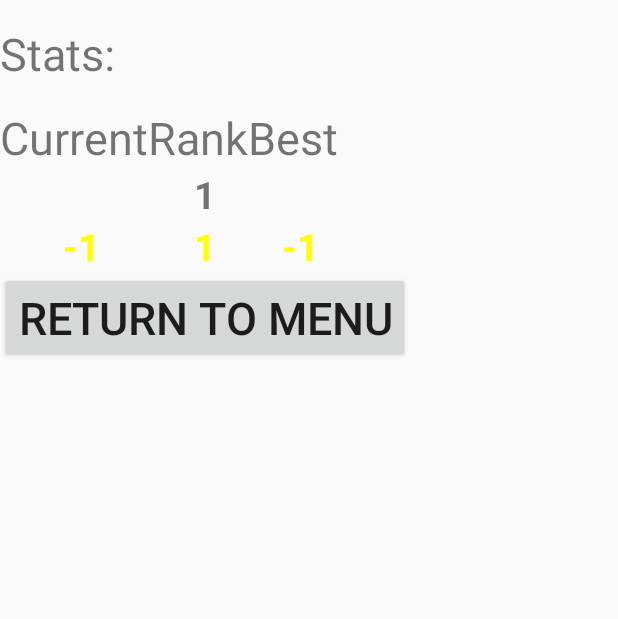
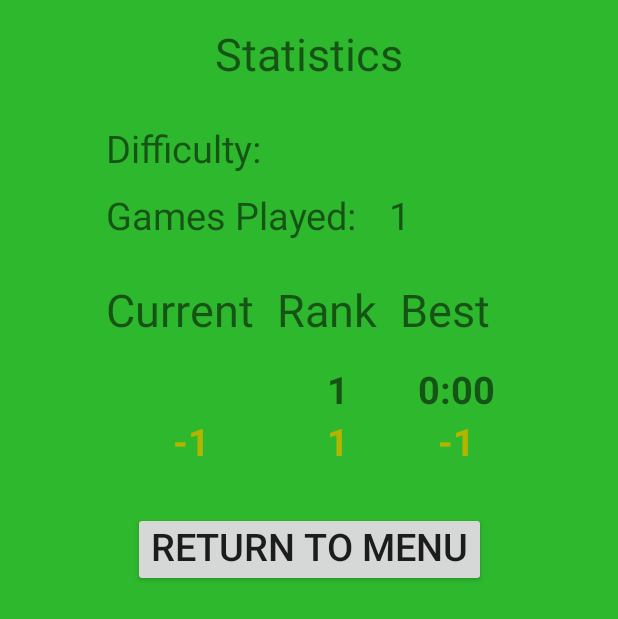
Before and after one commit to peteu1/Spider, an Android app: the StatsActivity screen opened directly, with no data from a screen before it, on a phone screen of 412 x 824 dp. Shown: the top 619 px of the screen. Run offline under Robolectric (Android 15) with nearby library versions, the phone set to English and light mode, and no system bars; 3 statements that could not run were skipped.

Commit message:
Improve game over screen and stats history tracking

```diff
--- a/app/src/main/java/com/example/peter/spider/Game/StatsActivity.java
+++ b/app/src/main/java/com/example/peter/spider/Game/StatsActivity.java
@@ -4,6 +4,7 @@ import android.app.Activity;
 import android.content.Intent;
 import android.graphics.Color;
 import android.os.Bundle;
+import android.support.constraint.ConstraintLayout;
 import android.util.Log;
 import android.view.View;
 import android.widget.Button;
@@ -25,8 +26,8 @@ public class StatsActivity extends Activity implements View.OnClickListener {
     private final String TAG = "StatsActivity";
     // NOTE: Actual files will be prepended with difficulty integer
     public static final String STATS_HISTORY_FILE_NAME = "_stats_history.txt";
-    public static final String HIGH_SCORE_FILE_NAME = "_high_score.txt";
-    private int difficulty;
+    private String statsFileName;
+    private File statsFile;
     private Button menu;
     private String currentTime, bestTime;
     private int currentMoves, bestMoves;
@@ -37,9 +38,13 @@ public class StatsActivity extends Activity implements View.OnClickListener {
         super.onCreate(savedInstanceState);
         setContentView(R.layout.activity_stats);
 
+        // Initialize buttons
         menu = (Button) findViewById(R.id.menu);
         menu.setOnClickListener(this);
 
+        // Initialize access to Text Views in XML
+        TextView difficultyText = (TextView) findViewById(R.id.tv_difficulty);
+        TextView gamesPlayedText = (TextView) findViewById(R.id.tv_games_played);
         TextView currentTimeText = (TextView) findViewById(R.id.currentTime);
         TextView bestTimeText = (TextView) findViewById(R.id.bestTime);
         TextView rankTimeText = (TextView) findViewById(R.id.rankTime);
@@ -49,33 +54,54 @@ public class StatsActivity extends Activity implements View.OnClickListener {
 
         // Get current time and moves from Intent [from GameView.gameWon()]
         Intent i = getIntent();
-        difficulty = i.getIntExtra("difficulty", 0);
+        int difficulty = i.getIntExtra("difficulty", 0);
         currentTime = i.getStringExtra("currentTime");
         currentMoves = i.getIntExtra("currentMoves", -1);
-        Log.e(TAG, "currentTime:" + currentTime);
 
-        // Add stats to file & get/update high scores
-        addStats();
-        getHighScores();
-        // Update scores in UI
+        // Add stats to file & get high scores, rank
+        statsFileName = difficulty + STATS_HISTORY_FILE_NAME;
+        File filePath = getExternalFilesDir(null);
+        statsFile = new File(filePath, statsFileName);
+        int gamesPlayed = addStats();
+
+        // Update UI
+        String strDifficulty = getDifficultyText(difficulty);
+        difficultyText.setText(strDifficulty);
+        gamesPlayedText.setText(String.valueOf(gamesPlayed));
+        // Set current time, best time, and current time rank
+        int gold = getResources().getColor(R.color.colorHighScore);
         if (currentTime.equals(bestTime)) {
-            // TODO: Use Gold not yellow (yellow looks trashy)
-            currentTimeText.setTextColor(Color.YELLOW);
-            bestTimeText.setTextColor(Color.YELLOW);
-            rankTimeText.setTextColor(Color.YELLOW);
+            currentTimeText.setTextColor(gold);
+            bestTimeText.setTextColor(gold);
+            rankTimeText.setTextColor(gold);
         }
         currentTimeText.setText(currentTime);
         bestTimeText.setText(bestTime);
         rankTimeText.setText(String.valueOf(rankTime));
+
+        // Set current moves, best moves, and current moves rank
         if (currentMoves == bestMoves) {
-            // TODO: Use Gold not yellow (yellow looks trashy)
-            currentMovesText.setTextColor(Color.YELLOW);
-            bestMovesText.setTextColor(Color.YELLOW);
-            rankMovesText.setTextColor(Color.YELLOW);
+            currentMovesText.setTextColor(gold);
+            bestMovesText.setTextColor(gold);
+            rankMovesText.setTextColor(gold);
         }
         currentMovesText.setText(String.valueOf(currentMoves));
         bestMovesText.setText(String.valueOf(bestMoves));
         rankMovesText.setText(String.valueOf(rankMoves));
+    }
+
+    private String getDifficultyText(int difficulty) {
+        switch (difficulty) {
+            case 1:
+                return "Easy";
+            case 2:
+                return "Medium";
+            case 3:
+                return "Hard";
+            case 4:
+                return "Expert";
+        }
+        return "";
     }
 
     @Override
@@ -86,18 +112,59 @@ public class StatsActivity extends Activity implements View.OnClickListener {
             i.addFlags(Intent.FLAG_ACTIVITY_CLEAR_TOP);
             startActivity(i);
         }
+        // TODO: Button to reset all statistics
+        // statsFile.delete();
     }
 
-    private void addStats() {
-        /**
-         * Adds current time/moves to stats history file and get current rank
-         */
-        // TODO: First need to read everything, then re-write with new row
-        File filePath = getExternalFilesDir(null);
-        String statsFileName = String.valueOf(difficulty) + STATS_HISTORY_FILE_NAME;
-        File statsFile = new File(filePath, statsFileName);
+    private int addStats() {
+        // Adds current time/moves to stats history file and get current rank
+        int currentSeconds = convertTime(currentTime);
+        // Read stats file
+        ArrayList<String> data = readStatsFile();
+        // Get current rank & re-write output
+        rankTime = 1; rankMoves = 1;
+        int bestSeconds = currentSeconds;
+        bestMoves = currentMoves;
+        try {
+            FileWriter writer = new FileWriter(statsFile);
+            // Loop through lines of previous data
+            for (String row : data) {
+                Log.e(TAG, "row:" + row);
+                String[] items = row.split(",");
+                try {
+                    int thisSeconds = Integer.parseInt(items[0]);
+                    Log.e(TAG, "thisSeconds:" + String.valueOf(thisSeconds));
+                    if (thisSeconds < currentSeconds) {
+                        rankTime++;  // Increment rank
+                        bestSeconds = Math.min(thisSeconds, bestSeconds);  // Update high score
+                    }
+                    int thisMoves = Integer.parseInt(items[1]);
+                    Log.e(TAG, "thisMoves:" + String.valueOf(thisMoves));
+                    if (thisMoves < currentMoves) {
+                        rankMoves++;  // Increment rank
+                        bestMoves = Math.min(thisMoves, bestMoves);  // Update high score
+                    }
+
+                } catch (Exception e) {
+                    e.printStackTrace();
+                }
+                writer.append(row + "\n");  // Add this line back to stats file
+            }
+            // Add new element to end of stats file
+            writer.append(currentSeconds + "," + currentMoves + "\n");
+            writer.flush();
+            writer.close();
+        } catch (Exception e) {
+            e.printStackTrace();
+        }
+        bestTime = convertTime(bestSeconds);
+        Log.e(TAG, "data size:" + data.size());
+        return data.size() + 1;
+    }
+
+    private ArrayList<String> readStatsFile() {
         // Read in current stats file
-        int length = (int) statsFileName.length();
+        int length = (int) statsFile.length();
         byte[] bytes = new byte[length];
         try {
             FileInputStream in = new FileInputStream(statsFile);
@@ -112,95 +179,12 @@ public class StatsActivity extends Activity implements View.OnClickListener {
             Log.e("login activity", "Can not read file: " + e.toString());
         }
         String rawData = new String(bytes);
-        String[] rows = rawData.split("\n");
-        ArrayList<String> data = new ArrayList<String>(Arrays.asList(rows));
-        Log.e(TAG, "rawData:" + rawData);
-        // Get current rank & re-write output
-        rankTime = 1;
-        rankMoves = 1;
-        int currentSeconds = convertTime(currentTime);
-        try {
-            FileWriter writer = new FileWriter(statsFile);
-            // Loop through lines of previous data
-            for (String row : data) {
-                String[] items = row.split(",");
-                try {
-                    if (convertTime(items[0]) < currentSeconds) {
-                        rankTime++;
-                    }
-                    if (Integer.parseInt(items[1]) < currentMoves) {
-                        rankMoves++;
-                    }
-                } catch (Exception e) {
-                    e.printStackTrace();
-                }
-                // Add line back to stats file
-                writer.append(row + "\n");
-            }
-            // Add new element to end of stats file
-            writer.append(currentTime + "," + currentMoves + "\n");
-            writer.flush();
-            writer.close();
-        } catch (Exception e) {
-            e.printStackTrace();
-        }
-        // TODO: Don't need high score file? Set font gold if rank = 1?
-    }
-
-    private void getHighScores() {
-        /**
-         * Gets best time/moves from high score file
-         * Updates high score file if new high score
-         */
-        File filePath = getExternalFilesDir(null);
-        String highScoreFileName = String.valueOf(difficulty) + HIGH_SCORE_FILE_NAME;
-        File highScoreFile = new File(filePath, highScoreFileName);
-        int length = (int) highScoreFile.length();
-        Log.e(TAG, "highScoreFile length:" + length);
-        if (length > 0) {
-            // Get current high scores
-            byte[] bytes = new byte[length];
-            try {
-                FileInputStream in = new FileInputStream(highScoreFile);
-                try {
-                    in.read(bytes);
-                } finally {
-                    in.close();
-                }
-            } catch (FileNotFoundException e) {
-                Log.e("login activity", "File not found: " + e.toString());
-            } catch (IOException e) {
-                Log.e("login activity", "Can not read file: " + e.toString());
-            }
-            String rawData = new String(bytes);
-            String[] items = rawData.split(",");
-            bestTime = items[0];
-            bestMoves = Integer.parseInt(items[1]);
-            // Update high scores if broken
-            // TODO: don't update bests, so user can see previous best when beaten
-            if (convertTime(currentTime) < convertTime(bestTime)) {
-                bestTime = currentTime;
-            }
-            if (currentMoves < bestMoves) {
-                bestMoves = currentMoves;
-            }
-        } else {
-            // First time playing this difficulty -> new record
-            bestTime = currentTime;
-            bestMoves = currentMoves;
-        }
-        // Update high score file if any new high score
-        if ((currentTime.equals(bestTime)) || (currentMoves == bestMoves)) {
-            try {
-                highScoreFile.delete();
-                FileWriter highScorewriter = new FileWriter(highScoreFile);
-                String newHighScore = bestTime + "," + bestMoves;
-                highScorewriter.append(newHighScore);
-                highScorewriter.flush();
-                highScorewriter.close();
-            } catch (Exception e) {
-                e.printStackTrace();
-            }
+        Log.e(TAG, "rawData: " + rawData);
+        if (rawData.length() > 1) {
+            String[] rows = rawData.split("\n");
+            return new ArrayList<String>(Arrays.asList(rows));
+        } else {  // no data
+            return new ArrayList<String>();
         }
     }
 
@@ -208,4 +192,10 @@ public class StatsActivity extends Activity implements View.OnClickListener {
         String[] times = strTime.split(":");
         return (Integer.parseInt(times[0]) * 60) + Integer.parseInt(times[1]);
     }
+
+    private String convertTime(int time) {
+        int minutes = time / 60;
+        int seconds = time % 60;
+        return minutes + ":" + ((seconds<10) ? "0" : "") + seconds;
+    }
 }
--- a/app/src/main/res/layout/activity_stats.xml
+++ b/app/src/main/res/layout/activity_stats.xml
@@ -1,84 +1,131 @@
 <?xml version="1.0" encoding="utf-8"?>
-<RelativeLayout xmlns:android="http://schemas.android.com/apk/res/android"
+<FrameLayout
+    xmlns:android="http://schemas.android.com/apk/res/android"
     xmlns:app="http://schemas.android.com/apk/res-auto"
     xmlns:tools="http://schemas.android.com/tools"
     android:layout_width="match_parent"
     android:layout_height="match_parent"
+    android:background="@color/colorBackground"
     tools:context=".Game.StatsActivity">
-    <LinearLayout
+
+    <android.support.constraint.ConstraintLayout
         android:layout_width="match_parent"
-        android:layout_height="match_parent"
-        android:orientation="vertical">
-        <TextView android:text="Stats:"
+        android:layout_height="wrap_content">
+
+        <TextView  android:id="@+id/stats_label"
+            android:text="Statistics"
+            android:textSize="30sp"
             android:paddingTop="15dp"
-            android:layout_width="match_parent"
+            android:layout_width="wrap_content"
             android:layout_height="wrap_content"
-            android:textSize="30dp"/>
-        <TableLayout
+            app:layout_constraintTop_toTopOf="parent"
+            app:layout_constraintLeft_toLeftOf="parent"
+            app:layout_constraintRight_toRightOf="parent" />
+
+        <TextView  android:id="@+id/difficulty_label"
+            android:text="Difficulty: "
+            android:textSize="25sp"
             android:layout_width="wrap_content"
-            android:layout_height="wrap_content">
-            <TableRow>
-                <TextView android:text="Current"
-                    android:paddingTop="15dp"
-                    android:layout_width="match_parent"
-                    android:layout_height="wrap_content"
-                    android:textSize="30dp"/>
-                <TextView android:text="Rank"
-                    android:paddingTop="15dp"
-                    android:layout_width="match_parent"
-                    android:layout_height="wrap_content"
-                    android:textSize="30dp"/>
-                <TextView android:text="Best"
-                    android:paddingTop="15dp"
-                    android:layout_width="match_parent"
-                    android:layout_height="wrap_content"
-                    android:textSize="30dp"/>
+            android:layout_height="wrap_content"
+            app:layout_constraintLeft_toLeftOf="@+id/stats_table"
+            app:layout_constraintTop_toBottomOf="@+id/stats_label"
+            android:layout_marginTop="25dp" />
+        <TextView  android:id="@+id/tv_difficulty"
+            android:text="null"
+            android:textSize="25sp"
+            android:layout_width="wrap_content"
+            android:layout_height="wrap_content"
+            app:layout_constraintTop_toTopOf="@+id/difficulty_label"
+            app:layout_constraintLeft_toRightOf="@+id/difficulty_label"
+            android:layout_marginStart="15dp" />
+
+        <TextView  android:id="@+id/games_played_label"
+            android:text="Games Played: "
+            android:textSize="25sp"
+            android:layout_width="wrap_content"
+            android:layout_height="wrap_content"
+            app:layout_constraintLeft_toLeftOf="@+id/difficulty_label"
+            app:layout_constraintTop_toBottomOf="@+id/difficulty_label"
+            android:layout_marginTop="10dp"/>
+        <TextView  android:id="@+id/tv_games_played"
+            android:text="null"
+            android:textSize="25sp"
+            android:layout_width="wrap_content"
+            android:layout_height="wrap_content"
+            app:layout_constraintLeft_toRightOf="@+id/games_played_label"
+            app:layout_constraintTop_toTopOf="@+id/games_played_label"
+            android:layout_marginStart="15dp" />
+
+        <TableLayout  android:id="@+id/stats_table"
+            android:layout_width="wrap_content"
+            android:layout_height="wrap_content"
+            app:layout_constraintTop_toBottomOf="@+id/games_played_label"
+            app:layout_constraintLeft_toLeftOf="parent"
+            app:layout_constraintRight_toRightOf="parent"
+            android:layout_marginTop="10dp">
+            <TableRow
+                android:paddingTop="15dp"
+                android:paddingVertical="15dp">
+                <TextView
+                    android:text="Current"
+                    android:textSize="30sp"
+                    android:layout_marginEnd="15dp" />
+                <TextView
+                    android:text="Rank"
+                    android:textSize="30sp"
+                    android:layout_marginEnd="15dp" />
+                <TextView
+                    android:text="Best"
+                    android:textSize="30sp"
+
+                    android:layout_marginEnd="15dp"/>
             </TableRow>
             <TableRow>
-                <TextView android:text="0"
-                    android:id="@+id/currentTime"
-                    android:paddingLeft="10dp"
-                    android:textSize="25dp"
+                <TextView  android:id="@+id/currentTime"
+                    android:text="0"
+                    android:textSize="25sp"
                     android:layout_gravity="center"
                     android:textStyle="bold" />
-                <TextView android:text="0"
-                    android:id="@+id/rankTime"
-                    android:paddingLeft="10dp"
-                    android:textSize="25dp"
+                <TextView  android:id="@+id/rankTime"
+                    android:text="0"
+                    android:textSize="25sp"
                     android:layout_gravity="center"
                     android:textStyle="bold" />
-                <TextView android:text="0"
-                    android:id="@+id/bestTime"
-                    android:paddingLeft="10dp"
-                    android:textSize="25dp"
+                <TextView  android:id="@+id/bestTime"
+                    android:text="0"
+                    android:textSize="25sp"
                     android:layout_gravity="center"
                     android:textStyle="bold" />
             </TableRow>
             <TableRow>
-                <TextView android:text="0"
-                    android:id="@+id/currentMoves"
-                    android:paddingLeft="10dp"
-                    android:textSize="25dp"
+                <TextView  android:id="@+id/currentMoves"
+                    android:text="0"
+                    android:textSize="25sp"
                     android:layout_gravity="center"
                     android:textStyle="bold" />
-                <TextView android:text="0"
-                    android:id="@+id/rankMoves"
-                    android:paddingLeft="10dp"
-                    android:textSize="25dp"
+                <TextView  android:id="@+id/rankMoves"
+                    android:text="0"
+                    android:textSize="25sp"
                     android:layout_gravity="center"
                     android:textStyle="bold" />
-                <TextView android:text="0"
-                    android:id="@+id/bestMoves"
-                    android:paddingLeft="10dp"
-                    android:textSize="25dp"
+                <TextView  android:id="@+id/bestMoves"
+                    android:text="0"
+                    android:textSize="25sp"
                     android:layout_gravity="center"
                     android:textStyle="bold" />
             </TableRow>
         </TableLayout>
-        <Button android:id="@+id/menu"
+
+        <Button  android:id="@+id/menu"
+            android:text="Return to Menu"
+            android:textSize="25sp"
+            android:layout_marginTop="30dp"
+            android:paddingTop="5dp"
             android:layout_width="wrap_content"
             android:layout_height="wrap_content"
-            android:textSize="30dp"
-            android:text="Return to Menu"/>
-    </LinearLayout>
-</RelativeLayout>
+            app:layout_constraintTop_toBottomOf="@+id/stats_table"
+            app:layout_constraintLeft_toLeftOf="parent"
+            app:layout_constraintRight_toRightOf="parent" />
+
+    </android.support.constraint.ConstraintLayout>
+</FrameLayout>
--- a/app/src/main/res/values/colors.xml
+++ b/app/src/main/res/values/colors.xml
@@ -1,5 +1,7 @@
 <?xml version="1.0" encoding="utf-8"?>
 <resources>
+    <color name="colorBackground">#2eb82e</color>
+    <color name="colorHighScore">#b3b300</color>
     <color name="colorPrimary">#008577</color>
     <color name="colorPrimaryDark">#00574B</color>
     <color name="colorAccent">#D81B60</color>
```
